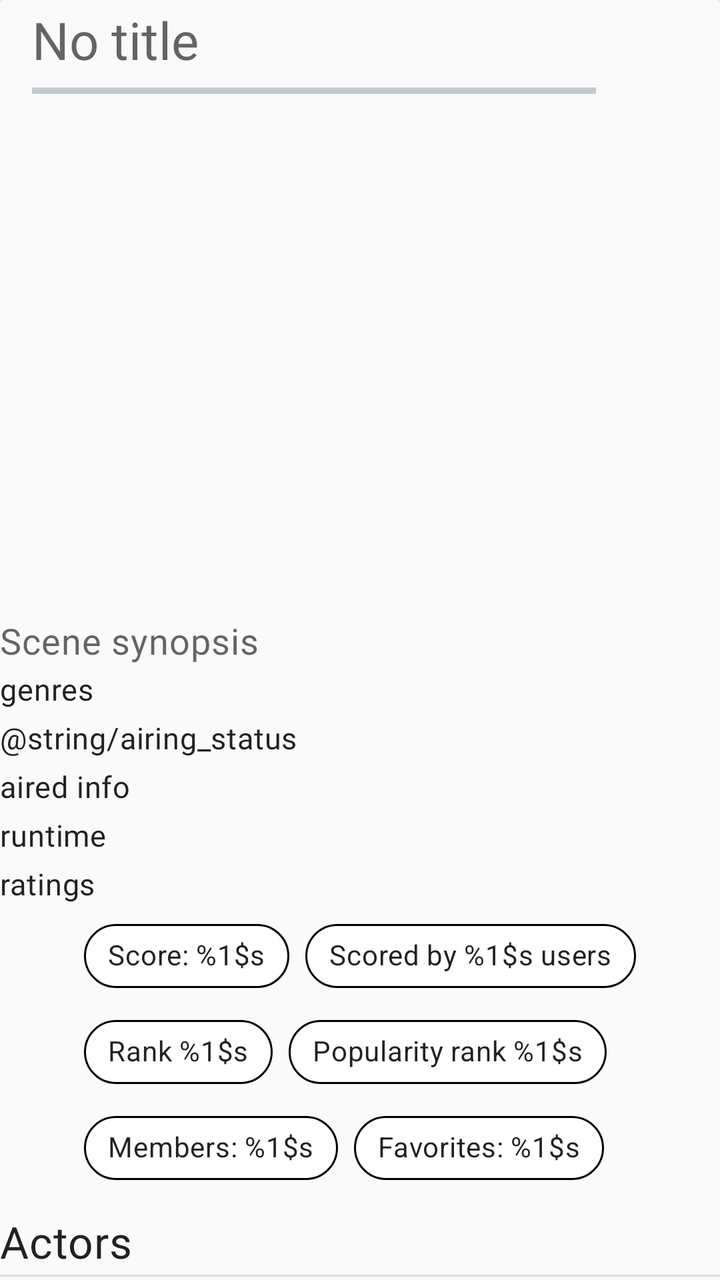
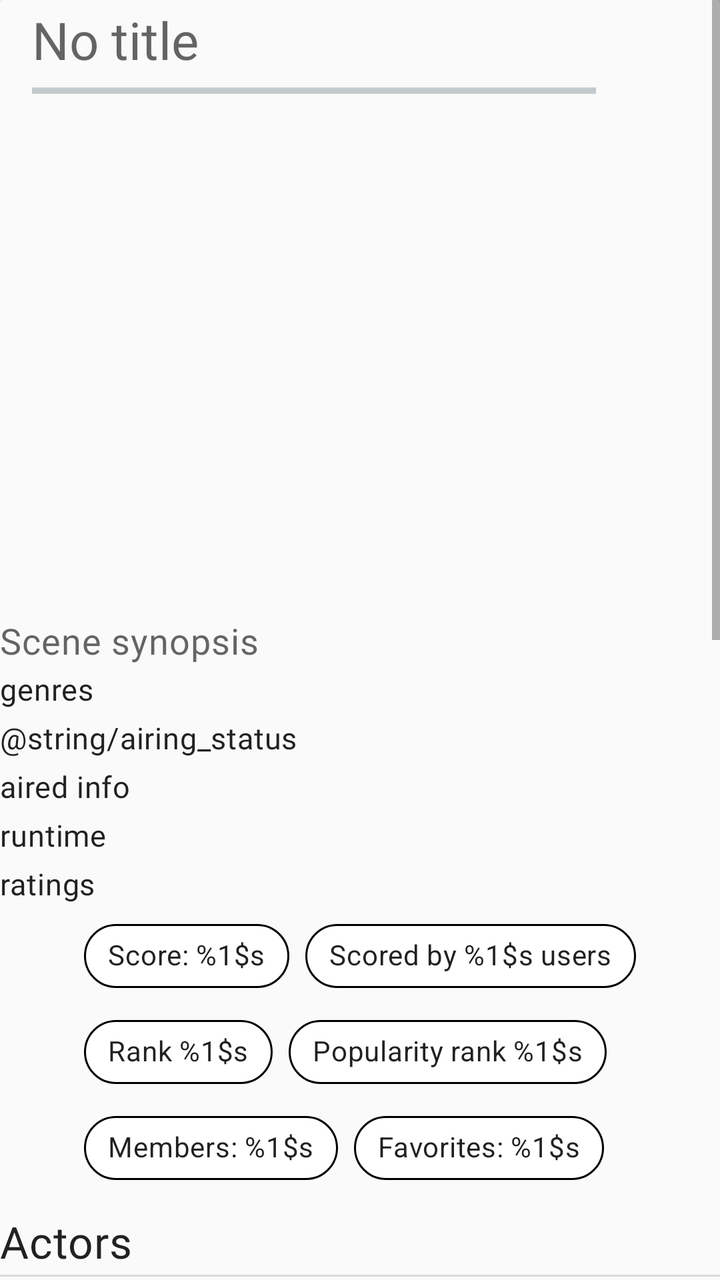

An Android layout rendered at two revisions. The XML below is the earlier revision; the diff shows what the commit changed to produce the second picture.
<!-- AndroidManifest.xml: another module's application theme Theme.ECatalogs -->
<!-- res/layout/fragment_details_anime.xml -->
<?xml version="1.0" encoding="utf-8"?>
<androidx.core.widget.NestedScrollView xmlns:android="http://schemas.android.com/apk/res/android"
    xmlns:app="http://schemas.android.com/apk/res-auto"
    android:layout_width="match_parent"
    android:layout_height="match_parent"
    android:layout_margin="@dimen/two_dimen"
    android:orientation="vertical">

    <androidx.cardview.widget.CardView
        android:id="@+id/details_card_view"
        android:layout_width="match_parent"
        android:layout_height="match_parent"
        android:backgroundTint="?attr/colorSurface">

        <LinearLayout
            android:layout_width="match_parent"
            android:layout_height="match_parent"
            android:orientation="vertical">

            <androidx.appcompat.widget.Toolbar
                android:id="@+id/toolbar"
                android:layout_width="match_parent"
                android:layout_height="wrap_content">

                <LinearLayout
                    android:layout_width="match_parent"
                    android:layout_height="wrap_content"
                    android:orientation="vertical">

                    <TextView
                        android:id="@+id/title"
                        android:layout_width="match_parent"
                        android:layout_height="wrap_content"
                        android:hint="@string/no_title"
                        android:textAppearance="?attr/textAppearanceHeadline5" />

                    <ProgressBar
                        android:id="@+id/details_progress_bar"
                        style="?android:progressBarStyleHorizontal"
                        android:layout_width="282dp"
                        android:layout_height="wrap_content"
                        android:indeterminate="true" />

                    <TextView
                        android:id="@+id/details_error_message"
                        android:layout_width="match_parent"
                        android:layout_height="wrap_content"
                        android:text="@string/failed_to_retrieve_data"
                        android:textAppearance="?attr/textAppearanceCaption"
                        android:textColor="@android:color/holo_blue_light"
                        android:visibility="gone" />

                </LinearLayout>

            </androidx.appcompat.widget.Toolbar>

            <com.google.android.material.imageview.ShapeableImageView
                android:id="@+id/image"
                android:layout_width="match_parent"
                android:layout_height="wrap_content"
                android:adjustViewBounds="true"
                android:minWidth="@dimen/min_image_width"
                android:minHeight="@dimen/image_height"
                android:scaleType="fitCenter"
                app:strokeColor="@null" />

            <com.google.android.material.textview.MaterialTextView
                android:id="@+id/synopsis"
                android:layout_width="match_parent"
                android:layout_height="wrap_content"
                android:layout_marginVertical="@dimen/two_dimen"
                android:hint="@string/synopsis"
                android:textAppearance="?attr/textAppearanceBody2"
                android:textSize="18sp" />

            <com.google.android.material.textview.MaterialTextView
                android:id="@+id/genres"
                android:layout_width="match_parent"
                android:layout_height="wrap_content"
                android:layout_marginBottom="@dimen/two_dimen"
                android:text="@string/genres"
                android:textAppearance="?attr/textAppearanceBody2" />

            <com.google.android.material.textview.MaterialTextView
                android:id="@+id/airing_status"
                android:layout_width="wrap_content"
                android:layout_height="wrap_content"
                android:layout_marginVertical="@dimen/two_dimen"
                android:text="@string/airing_status"
                android:textAppearance="?attr/textAppearanceBody2" />

            <com.google.android.material.textview.MaterialTextView
                android:id="@+id/aired"
                android:layout_width="wrap_content"
                android:layout_height="wrap_content"
                android:layout_marginVertical="@dimen/two_dimen"
                android:text="@string/aired"
                android:textAppearance="?attr/textAppearanceBody2" />

            <com.google.android.material.textview.MaterialTextView
                android:id="@+id/runtime"
                android:layout_width="wrap_content"
                android:layout_height="wrap_content"
                android:layout_marginVertical="@dimen/two_dimen"
                android:text="@string/runtime"
                android:textAppearance="?attr/textAppearanceBody2" />


            <com.google.android.material.textview.MaterialTextView
                android:layout_width="match_parent"
                android:layout_height="wrap_content"
                android:layout_marginVertical="@dimen/two_dimen"
                android:id="@+id/rating"
                android:text="@string/ratings"
                android:textAppearance="?attr/textAppearanceBody2" />

            <com.google.android.material.chip.ChipGroup
                android:layout_width="wrap_content"
                android:layout_height="wrap_content"
                android:layout_gravity="center"
                android:layout_marginBottom="@dimen/six_dimen"
                android:clickable="false"
                android:foregroundGravity="center_horizontal"
                android:layoutDirection="locale"
                android:theme="@style/Theme.MaterialComponents.Light"
                app:singleLine="false">

                <com.google.android.material.chip.Chip
                    android:id="@+id/score"
                    android:layout_width="wrap_content"
                    android:layout_height="wrap_content"
                    android:gravity="start"
                    android:text="@string/score"
                    android:textAppearance="?attr/textAppearanceBody2"
                    app:chipBackgroundColor="@android:color/white"
                    app:chipStrokeColor="@android:color/black"
                    app:chipStrokeWidth="1dp" />

                <com.google.android.material.chip.Chip
                    android:id="@+id/scored_by"
                    android:layout_width="wrap_content"
                    android:layout_height="wrap_content"
                    android:gravity="center_horizontal"
                    android:text="@string/scored_by"
                    android:textAppearance="?attr/textAppearanceBody2"
                    app:chipBackgroundColor="@android:color/white"
                    app:chipStrokeColor="@android:color/black"
                    app:chipStrokeWidth="1dp" />

                <com.google.android.material.chip.Chip
                    android:id="@+id/rank"
                    android:layout_width="wrap_content"
                    android:layout_height="wrap_content"
                    android:gravity="end"
                    android:text="@string/rank"
                    android:textAppearance="?attr/textAppearanceBody2"
                    app:chipBackgroundColor="@android:color/white"
                    app:chipStrokeColor="@android:color/black"
                    app:chipStrokeWidth="1dp" />

                <com.google.android.material.chip.Chip
                    android:id="@+id/popularity"
                    android:layout_width="wrap_content"
                    android:layout_height="wrap_content"
                    android:gravity="end"
                    android:text="@string/polularity"
                    android:textAppearance="?attr/textAppearanceBody2"
                    app:chipBackgroundColor="@android:color/white"
                    app:chipStrokeColor="@android:color/black"
                    app:chipStrokeWidth="1dp" />

                <com.google.android.material.chip.Chip
                    android:id="@+id/members"
                    android:layout_width="wrap_content"
                    android:layout_height="wrap_content"
                    android:gravity="end"
                    android:text="@string/members"
                    android:textAppearance="?attr/textAppearanceBody2"
                    app:chipBackgroundColor="@android:color/white"
                    app:chipStrokeColor="@android:color/black"
                    app:chipStrokeWidth="1dp" />

                <com.google.android.material.chip.Chip
                    android:id="@+id/favorites"
                    android:layout_width="wrap_content"
                    android:layout_height="wrap_content"
                    android:gravity="end"
                    android:text="@string/favorites"
                    android:textAppearance="?attr/textAppearanceBody2"
                    app:chipBackgroundColor="@android:color/white"
                    app:chipStrokeColor="@android:color/black"
                    app:chipStrokeWidth="1dp" />

            </com.google.android.material.chip.ChipGroup>

            <com.google.android.material.textview.MaterialTextView
                android:layout_width="match_parent"
                android:layout_height="wrap_content"
                android:layout_marginVertical="@dimen/two_dimen"
                android:text="@string/actors"
                android:textAppearance="?attr/textAppearanceHeadline6" />

            <View style="@style/Divider.Horizontal" />

            <androidx.recyclerview.widget.RecyclerView
                android:id="@+id/list_actors"
                android:layout_width="match_parent"
                android:layout_height="@dimen/image_height"
                android:layout_marginBottom="@dimen/six_dimen" />

            <com.google.android.material.textview.MaterialTextView
                android:layout_width="match_parent"
                android:layout_height="wrap_content"
                android:layout_marginVertical="@dimen/two_dimen"
                android:text="@string/box_office"
                android:textAppearance="?attr/textAppearanceHeadline6" />

            <View style="@style/Divider.Horizontal" />

            <TextView
                android:id="@+id/movie_budget"
                android:layout_width="match_parent"
                android:layout_height="wrap_content"
                android:text="@string/budget"
                android:textAppearance="?attr/textAppearanceBody2" />

            <TextView
                android:id="@+id/movie_open_weekend_gross"
                android:layout_width="match_parent"
                android:layout_height="wrap_content"
                android:text="@string/open_week_gross"
                android:textAppearance="?attr/textAppearanceBody2" />

            <TextView
                android:id="@+id/movie_world_wide_gross"
                android:layout_width="match_parent"
                android:layout_height="wrap_content"
                android:layout_marginBottom="@dimen/six_dimen"
                android:text="@string/world_wide_gross"
                android:textAppearance="?attr/textAppearanceBody2" />

            <com.google.android.material.textview.MaterialTextView
                android:layout_width="match_parent"
                android:layout_height="wrap_content"
                android:layout_marginVertical="@dimen/two_dimen"
                android:text="@string/similar_titles"
                android:textAppearance="?attr/textAppearanceHeadline6" />

            <View style="@style/Divider.Horizontal" />

            <androidx.recyclerview.widget.RecyclerView
                android:id="@+id/list_similars"
                android:layout_width="match_parent"
                android:layout_height="@dimen/image_height" />
        </LinearLayout>

    </androidx.cardview.widget.CardView>

</androidx.core.widget.NestedScrollView>
<!-- resources referenced by this layout -->
<resources>
  <dimen name="image_height">250dp</dimen>
  <dimen name="min_image_width">150dp</dimen>
  <dimen name="six_dimen">6dp</dimen>
  <dimen name="two_dimen">2dp</dimen>
  <string name="actors">Actors</string>
  <string name="aired">aired info</string>
  <string name="box_office">Box office</string>
  <string name="budget">Budget: %1$s</string>
  <string name="failed_to_retrieve_data">Failed to retrieve data 😓</string>
  <string name="favorites">Favorites: %1$s</string>
  <string name="genres">genres</string>
  <string name="members">Members: %1$s</string>
  <string name="no_title">No title</string>
  <string name="open_week_gross">Open week gross: %1$s</string>
  <string name="polularity">Popularity rank %1$s</string>
  <string name="rank">Rank %1$s</string>
  <string name="ratings">ratings</string>
  <string name="runtime">runtime</string>
  <string name="score">Score: %1$s</string>
  <string name="scored_by">Scored by %1$s users</string>
  <string name="similar_titles">Similar titles</string>
  <string name="synopsis">Scene synopsis</string>
  <string name="world_wide_gross">World wide gross: %1$s</string>
  <style name="Divider.Horizontal" parent="Divider">
          <item name="android:layout_width">match_parent</item>
          <item name="android:layout_height">1dp</item>
      </style>
  <style name="Divider">
          <item name="android:background">?android:attr/listDivider</item> // can add colorur here
      </style>
  <color name="blue_grey_600">#546e7a</color>
  <color name="blue_grey_100">#819ca9</color>
  <color name="black">#000000</color>
  <color name="white">#fafafa</color>
  <color name="blue_grey_700">#29434e</color>
  <style name="ShapeAppearance.ECatalog.SmallComponent" parent="ShapeAppearance.MaterialComponents.SmallComponent">
          <item name="cornerFamily">rounded</item>
          <item name="cornerSize">@dimen/reply_small_component_corner_radius</item>
      </style>
  <style name="ShapeAppearance.ECatalog.MediumComponent" parent="ShapeAppearance.MaterialComponents.MediumComponent">
          <item name="cornerFamily">rounded</item>
          <item name="cornerSize">@dimen/reply_medium_component_corner_radius</item>
      </style>
  <style name="ShapeAppearance.ECatalog.LargeComponent" parent="ShapeAppearance.MaterialComponents.LargeComponent">
          <item name="cornerFamily">rounded</item>
          <item name="cornerSize">@dimen/reply_large_component_corner_radius</item>
      </style>
  <style name="TextAppearance.MdcTypographyStyles.Body1" parent="TextAppearance.MaterialComponents.Body1">
          <item name="fontFamily">@font/nunito_sans_regular</item>
          <item name="android:fontFamily">@font/nunito_sans_regular</item>
          <item name="android:textSize">17sp</item>
      </style>
  <style name="TextAppearance.MdcTypographyStyles.Body2" parent="TextAppearance.MaterialComponents.Body2">
          <item name="fontFamily">@font/nunito_sans_regular</item>
          <item name="android:fontFamily">@font/nunito_sans_regular</item>
          <item name="android:textSize">15sp</item>
      </style>
  <style name="TextAppearance.MdcTypographyStyles.Button" parent="TextAppearance.MaterialComponents.Button">
          <item name="fontFamily">@font/nunito_sans_light</item>
          <item name="android:fontFamily">@font/nunito_sans_light</item>
          <item name="android:textSize">15sp</item>
      </style>
  <style name="TextAppearance.MdcTypographyStyles.Caption" parent="TextAppearance.MaterialComponents.Caption">
          <item name="fontFamily">@font/nunito_sans_light</item>
          <item name="android:fontFamily">@font/nunito_sans_light</item>
          <item name="android:textSize">13sp</item>
      </style>
  <dimen name="reply_small_component_corner_radius">8dp</dimen>
  <dimen name="reply_medium_component_corner_radius">12dp</dimen>
  <dimen name="reply_large_component_corner_radius">24dp</dimen>
  <!-- unchanged entries left out for length: 5 -->
</resources>

<!-- the commit's change to res/layout/fragment_details_anime.xml (unified diff, before → after) -->
@@ -1,5 +1,5 @@
 <?xml version="1.0" encoding="utf-8"?>
-<androidx.core.widget.NestedScrollView xmlns:android="http://schemas.android.com/apk/res/android"
+<ScrollView xmlns:android="http://schemas.android.com/apk/res/android"
     xmlns:app="http://schemas.android.com/apk/res-auto"
     android:layout_width="match_parent"
     android:layout_height="match_parent"
@@ -9,7 +9,7 @@
     <androidx.cardview.widget.CardView
         android:id="@+id/details_card_view"
         android:layout_width="match_parent"
-        android:layout_height="match_parent"
+        android:layout_height="wrap_content"
         android:backgroundTint="?attr/colorSurface">
 
         <LinearLayout
@@ -256,4 +256,4 @@
 
     </androidx.cardview.widget.CardView>
 
-</androidx.core.widget.NestedScrollView>
+</ScrollView>
